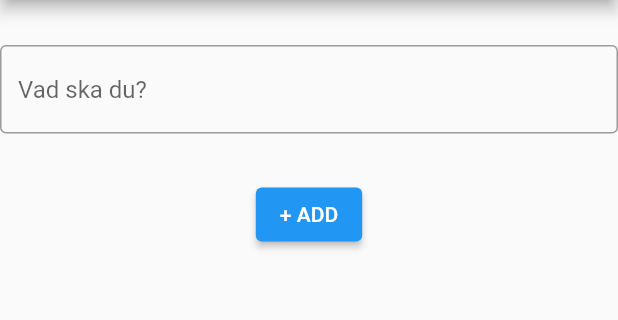
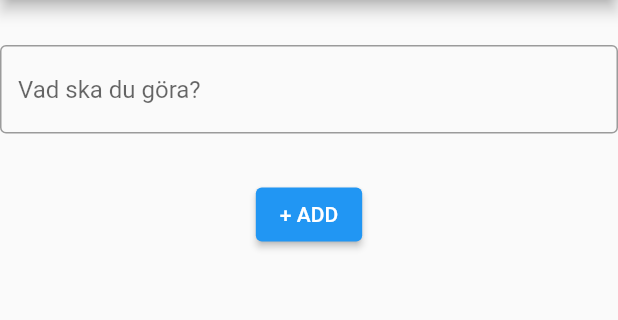
Before and after one commit to gu-tig169-ht21/gusschulme, a Flutter app: the NewTodo screen opened directly, on a phone screen of 412 x 824 dp, the part 84-404 px from its top. Run offline on Flutter 3.47's test engine with Material 2 defaults, Android fonts, the phone set to English and light mode, and no system bars.

Commit message:
Update NewTodo.dart

```diff
--- a/lib/NewTodo.dart
+++ b/lib/NewTodo.dart
@@ -42,7 +42,7 @@ class NewTodoState extends State<NewTodo> {
           TextField(
             controller: textEditingController,
             decoration: const InputDecoration(
-              hintText: "Vad ska du?",
+              hintText: "Vad ska du göra?",
               border: OutlineInputBorder(),
             ),
           ),
```
